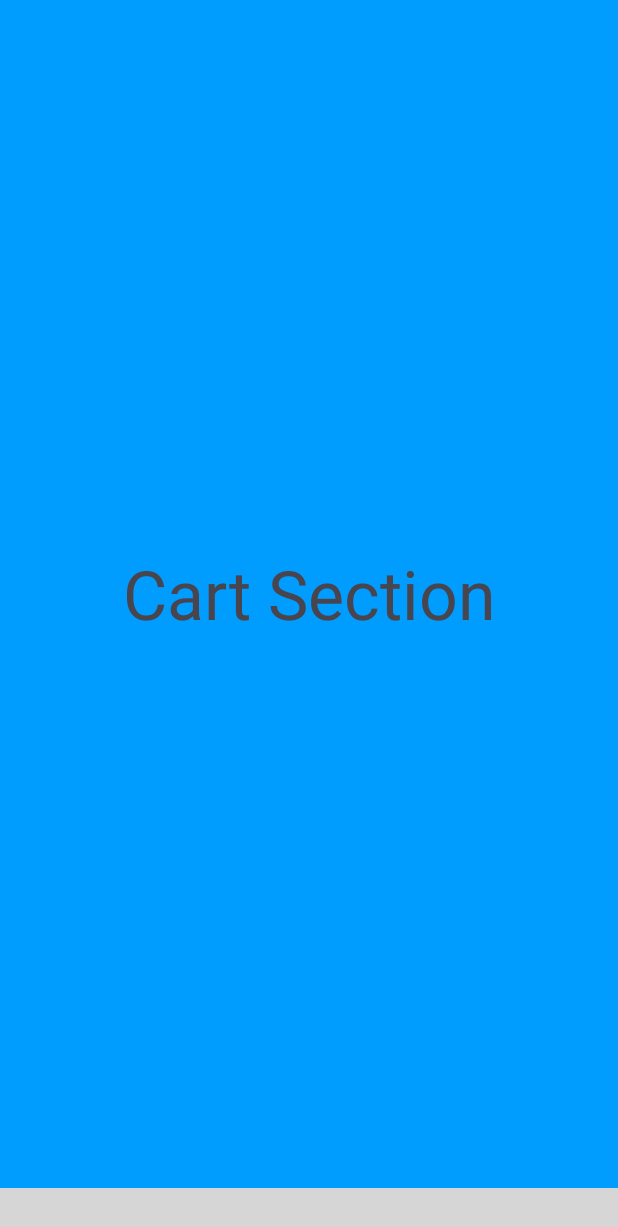
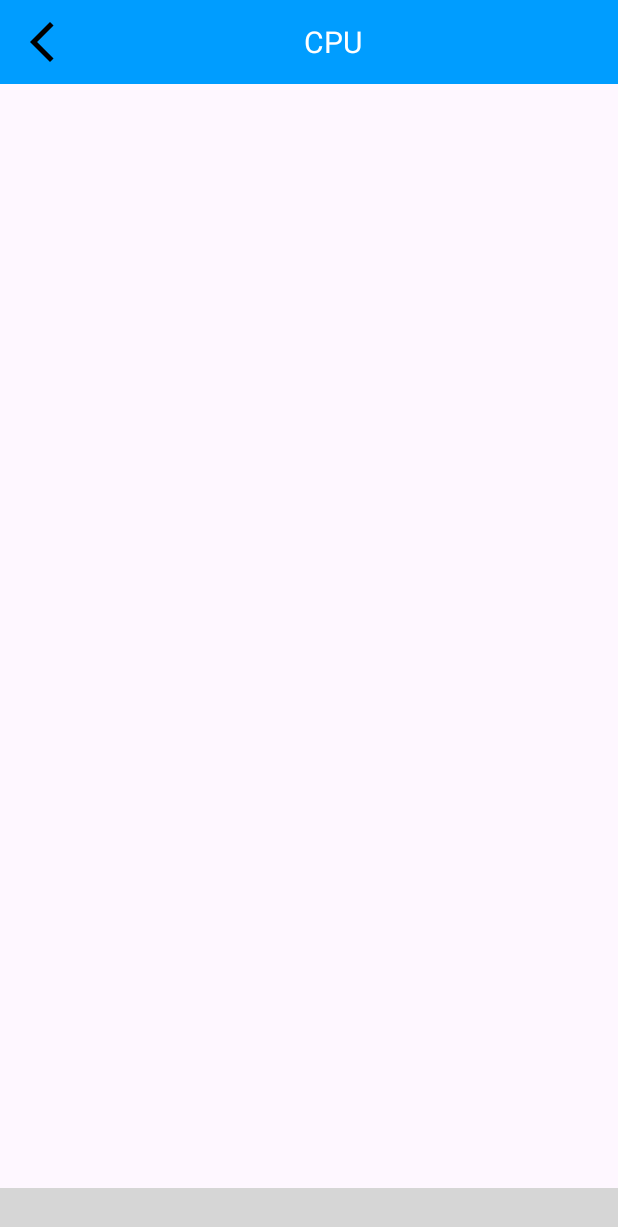
Before and after one commit to ChromaCyan/Hubbies-OLD-Project-, an Android app: the fragment UserFragment placed in its activity, on a phone screen of 412 x 824 dp. Shown: the top 1227 px of the screen. Run offline under Robolectric (Android 15) with nearby library versions, the light colour scheme and no system bars; libraries missing offline, so code that uses them is left out: com.etebarian.meowbottomnavigation; plain views replace MeowBottomNavigation; 6 statements that could not run were skipped; grey boxes are pictures that could not be loaded.

Commit message:
"Layout changes"

```diff
--- a/app/src/main/java/com/example/pchub/Fragment/UserFragment.kt
+++ b/app/src/main/java/com/example/pchub/Fragment/UserFragment.kt
@@ -5,6 +5,7 @@ import androidx.fragment.app.Fragment
 import android.view.LayoutInflater
 import android.view.View
 import android.view.ViewGroup
+import android.widget.ImageView
 import com.example.pchub.R
 
 class UserFragment : Fragment() {
@@ -16,6 +17,17 @@ class UserFragment : Fragment() {
         return inflater.inflate(R.layout.fragment_user, container, false)
     }
 
+    override fun onViewCreated(view: View, savedInstanceState: Bundle?) {
+        super.onViewCreated(view, savedInstanceState)
+
+        val backbutton: ImageView = view.findViewById(R.id.back)
+
+        backbutton.setOnClickListener {
+            // Pop the back stack to navigate back to the HomeFragment
+            requireActivity().supportFragmentManager.popBackStack()
+        }
+    }
+
     companion object {
         @JvmStatic
         fun newInstance() : UserFragment {
--- a/app/src/main/res/layout/activity_login.xml
+++ b/app/src/main/res/layout/activity_login.xml
@@ -4,7 +4,7 @@
     xmlns:tools="http://schemas.android.com/tools"
     android:layout_width="match_parent"
     android:layout_height="match_parent"
-    android:background="@color/app_theme"
+    android:background="@color/startup_color"
     tools:context=".Activities.Login">
 
     <androidx.constraintlayout.widget.Guideline
@@ -102,7 +102,7 @@
                 android:layout_marginStart="16dp"
                 android:layout_marginEnd="16dp"
                 android:layout_marginBottom="120dp"
-                android:backgroundTint="@color/app_theme"
+                android:backgroundTint="@color/startup_color"
                 android:text="Sign In"
                 app:layout_constraintBottom_toBottomOf="parent"
                 app:layout_constraintEnd_toEndOf="parent"
--- a/app/src/main/res/layout/activity_register.xml
+++ b/app/src/main/res/layout/activity_register.xml
@@ -4,7 +4,7 @@
     xmlns:tools="http://schemas.android.com/tools"
     android:layout_width="match_parent"
     android:layout_height="match_parent"
-    android:background="@color/teal_200"
+    android:background="@color/startup_color"
     tools:context="Activities.Register">
 
     <androidx.constraintlayout.widget.Guideline
@@ -137,7 +137,7 @@
                 android:layout_marginStart="16dp"
                 android:layout_marginTop="32dp"
                 android:layout_marginEnd="16dp"
-                android:backgroundTint="@color/app_theme"
+                android:backgroundTint="@color/startup_color"
                 android:text="@string/RegButton"
                 android:textColor="@color/white"
                 android:textSize="20sp"
--- a/app/src/main/res/layout/fragment_user.xml
+++ b/app/src/main/res/layout/fragment_user.xml
@@ -2,17 +2,37 @@
 <LinearLayout xmlns:android="http://schemas.android.com/apk/res/android"
     xmlns:tools="http://schemas.android.com/tools"
     android:layout_width="match_parent"
-    android:layout_height="match_parent"
+    android:layout_height="wrap_content"
+    android:background="@color/white"
     android:gravity="center"
     android:orientation="vertical">
 
+    <LinearLayout
+        android:layout_width="match_parent"
+        android:layout_height="wrap_content"
+        android:background="@color/app_theme"
+        android:orientation="horizontal"
+        android:padding="12dp">
 
-    <TextView
-        android:layout_width="match_parent"
-        android:layout_height="match_parent"
-        android:background="@color/app_theme"
-        android:gravity="center"
-        android:text="Cart Section"
-        android:textSize="45sp" />
+        <ImageView
+            android:id="@+id/back"
+            android:layout_width="32dp"
+            android:layout_height="32dp"
+            android:layout_gravity="start"
+            android:clickable="true"
+            android:contentDescription="Back"
+            android:onClick="onBackPressed"
+            android:src="@drawable/baseline_arrow_back_ios_new_24" />
+
+        <TextView
+            android:layout_width="0dp"
+            android:layout_height="wrap_content"
+            android:layout_gravity="center"
+            android:layout_weight="1"
+            android:gravity="center"
+            android:text="CPU"
+            android:textColor="@color/white"
+            android:textSize="20sp" />
+    </LinearLayout>
 
 </LinearLayout>
--- a/app/src/main/res/values/colors.xml
+++ b/app/src/main/res/values/colors.xml
@@ -7,6 +7,7 @@
     <color name="purple_700">#FF3700B3</color>
     <color name="teal_200">#FF03DAC5</color>
     <color name="aquamarine">#b5d5e1</color>
+    <color name="startup_color">#45959A</color>
 
     <color name="g_gray700">#666666</color>
     <color name="g_black">#171717</color>
```
Also changed, not shown: app/src/main/java/com/example/pchub/Activities/Login.kt (+8 -0 lines), app/src/main/res/layout/activity_front_page.xml (+11 -10 lines).
